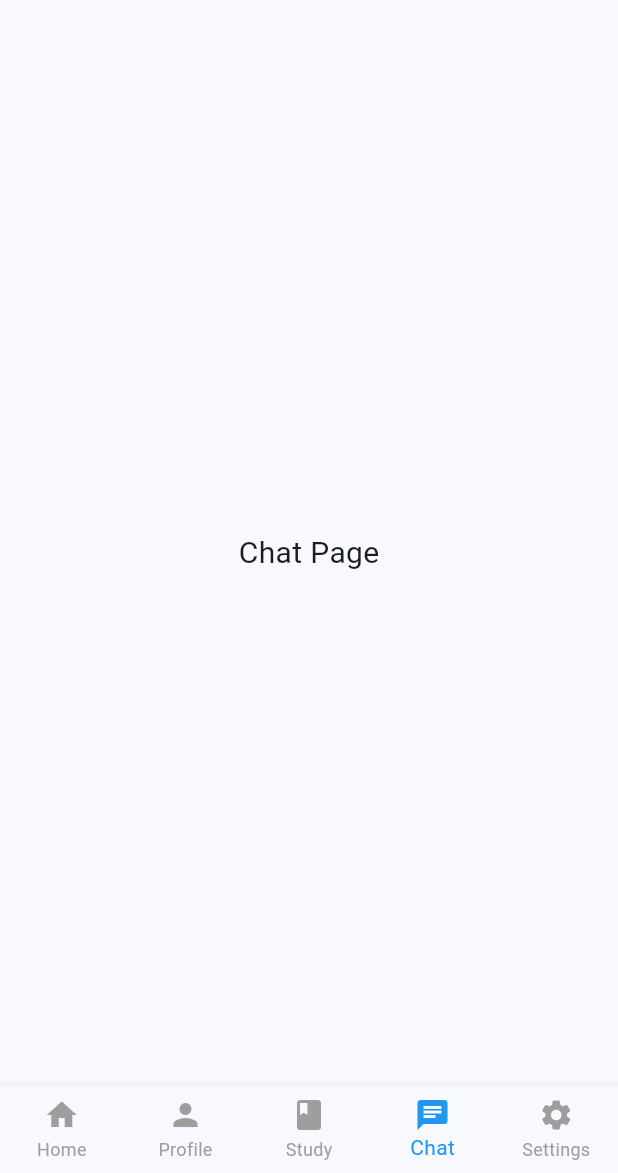
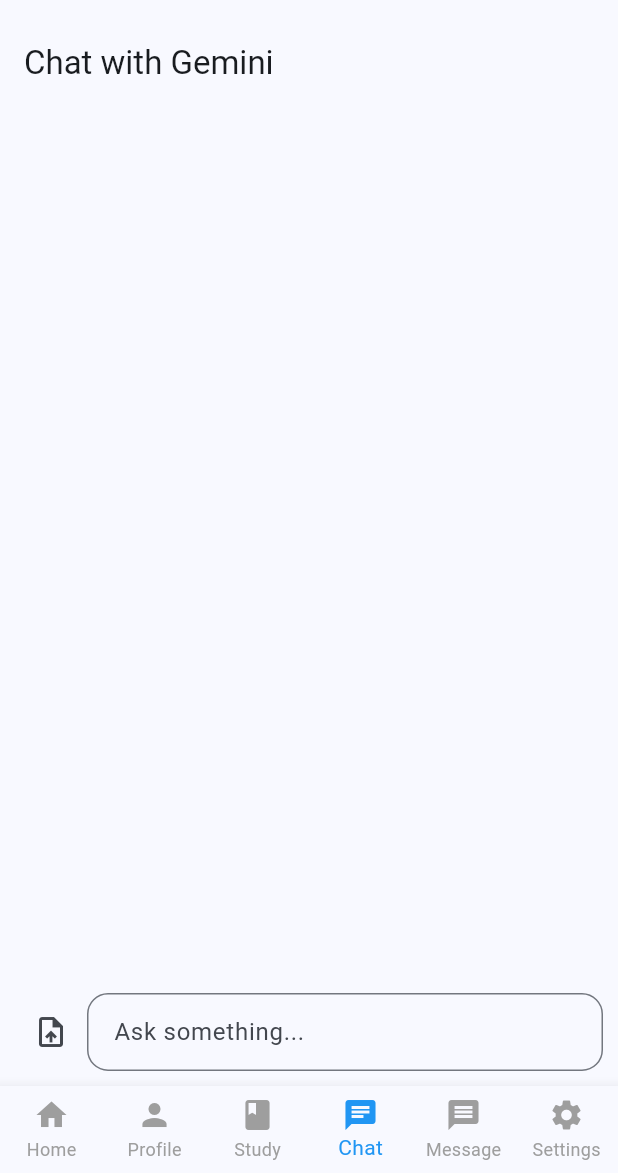
Before and after one commit to LamYiYong/MentorHub, a Flutter app: the StudentHomePage screen opened directly, item 4 of the bottom bar chosen, on a phone screen of 412 x 824 dp, the part 63-1236 px from its top. Run offline on Flutter 3.47's test engine with Material 3 defaults, Android fonts, the phone set to English and light mode, and no system bars; our stand-ins replace file_picker, firebase_auth, firebase_core, flutter_markdown, google_generative_ai; missing offline and left inert: syncfusion_flutter_pdf; accounts and stored records are empty.

Commit message:
feat: integrate Gemini chat with env-based API key

```diff
--- /dev/null
+++ b/lib/student/chat.dart
@@ -0,0 +1,221 @@
+import 'dart:io';
+
+import 'package:flutter/material.dart';
+import 'package:file_picker/file_picker.dart';
+import 'package:google_generative_ai/google_generative_ai.dart';
+import 'package:syncfusion_flutter_pdf/pdf.dart';
+
+import 'message_widget.dart';
+
+class ChatPage extends StatefulWidget {
+  const ChatPage({super.key});
+
+  @override
+  State<ChatPage> createState() => _ChatPageState();
+}
+
+class _ChatPageState extends State<ChatPage> {
+  late final GenerativeModel _model;
+  late final ChatSession _chatSession;
+
+  final TextEditingController _textController = TextEditingController();
+  final FocusNode _textFieldFocus = FocusNode();
+  final ScrollController _scrollController = ScrollController();
+
+  bool _loading = false;
+
+  String? _pdfText;
+  String? _pdfFileName;
+
+  @override
+  void initState() {
+    super.initState();
+
+    _model = GenerativeModel(
+      model: 'gemini-2.5-flash',
+      apiKey: '', // ⚠️ replace
+    );
+
+    _chatSession = _model.startChat();
+  }
+
+  // ================= PDF PICK + EXTRACT =================
+
+  Future<void> _pickPdfAndExtractText() async {
+    final result = await FilePicker.platform.pickFiles(
+      type: FileType.custom,
+      allowedExtensions: ['pdf'],
+    );
+
+    if (result == null) return;
+
+    final file = File(result.files.single.path!);
+    final bytes = await file.readAsBytes();
+
+    final document = PdfDocument(inputBytes: bytes);
+    final extractor = PdfTextExtractor(document);
+    final text = extractor.extractText();
+    document.dispose();
+
+    setState(() {
+      _pdfText = text;
+      _pdfFileName = result.files.single.name;
+    });
+
+    _scrollDown();
+  }
+
+  // ================= SEND MESSAGE =================
+
+  Future<void> _sendChatMessage(String message) async {
+    if (message.trim().isEmpty) return;
+
+    setState(() {
+      _loading = true;
+    });
+
+    try {
+      final prompt = _pdfText == null
+          ? message
+          : '''
+You are given the following document content:
+
+$_pdfText
+
+Answer the user's question based ONLY on the document above.
+
+Question:
+$message
+''';
+
+      final response =
+          await _chatSession.sendMessage(Content.text(prompt));
+
+      if (response.text == null) {
+        _showError('No response from Gemini.');
+      } else {
+        setState(() {});
+        _scrollDown();
+      }
+    } catch (e) {
+      _showError(e.toString());
+    } finally {
+      _textController.clear();
+      _textFieldFocus.requestFocus();
+      setState(() {
+        _loading = false;
+      });
+    }
+  }
+
+  // ================= UI =================
+
+  @override
+  Widget build(BuildContext context) {
+    return Scaffold(
+      appBar: AppBar(
+        title: const Text('Chat with Gemini'),
+      ),
+      body: Column(
+        children: [
+          if (_pdfFileName != null)
+            Container(
+              width: double.infinity,
+              padding: const EdgeInsets.all(10),
+              color: Colors.green.shade100,
+              child: Text(
+                '📄 $_pdfFileName loaded',
+                style: const TextStyle(fontWeight: FontWeight.bold),
+              ),
+            ),
+
+          Expanded(
+            child: ListView.builder(
+              controller: _scrollController,
+              padding: const EdgeInsets.all(12),
+              itemCount: _chatSession.history.length,
+              itemBuilder: (context, index) {
+                final content =
+                    _chatSession.history.toList()[index];
+
+                final text = content.parts
+                    .whereType<TextPart>()
+                    .map((e) => e.text)
+                    .join();
+
+                return MessageWidget(
+                  text: text,
+                  isFromUser: content.role == 'user',
+                );
+              },
+            ),
+          ),
+
+          if (_loading)
+            const Padding(
+              padding: EdgeInsets.all(8),
+              child: CircularProgressIndicator(),
+            ),
+
+          Padding(
+            padding: const EdgeInsets.all(10),
+            child: Row(
+              children: [
+                IconButton(
+                  icon: const Icon(Icons.upload_file),
+                  onPressed: _pickPdfAndExtractText,
+                ),
+                Expanded(
+                  child: TextField(
+                    controller: _textController,
+                    focusNode: _textFieldFocus,
+                    decoration: _inputDecoration(),
+                    onSubmitted: _sendChatMessage,
+                  ),
+                ),
+              ],
+            ),
+          ),
+        ],
+      ),
+    );
+  }
+
+  // ================= HELPERS =================
+
+  InputDecoration _inputDecoration() {
+    return InputDecoration(
+      hintText: 'Ask something...',
+      contentPadding: const EdgeInsets.all(14),
+      border: OutlineInputBorder(
+        borderRadius: BorderRadius.circular(14),
+      ),
+    );
+  }
+
+  void _scrollDown() {
+    WidgetsBinding.instance.addPostFrameCallback(
+      (_) => _scrollController.animateTo(
+        _scrollController.position.maxScrollExtent,
+        duration: const Duration(milliseconds: 600),
+        curve: Curves.easeOut,
+      ),
+    );
+  }
+
+  void _showError(String message) {
+    showDialog(
+      context: context,
+      builder: (_) => AlertDialog(
+        title: const Text('Error'),
+        content: SelectableText(message),
+        actions: [
+          TextButton(
+            onPressed: () => Navigator.pop(context),
+            child: const Text('OK'),
+          ),
+        ],
+      ),
+    );
+  }
+}
--- a/lib/student/shome.dart
+++ b/lib/student/shome.dart
@@ -1,6 +1,8 @@
 import 'package:flutter/material.dart';
 import 'package:firebase_auth/firebase_auth.dart';
 import '../login.dart';
+import 'chat.dart';
+
 
 class StudentHomePage extends StatefulWidget {
   const StudentHomePage({super.key});
@@ -36,20 +38,16 @@ class _StudentHomePageState extends State<StudentHomePage> {
       ),
 
       // 1: Profile
-  const Center(
-    child: Text("Profile Page", style: TextStyle(fontSize: 20)),
-  ),
+      const Center(child: Text("Profile Page", style: TextStyle(fontSize: 20))),
 
       // 2: Study
-  const Center(
-    child: Text("Study Page", style: TextStyle(fontSize: 20)),
-  ),
+      const Center(child: Text("Study Page", style: TextStyle(fontSize: 20))),
 
       // 3: Chat
-  const Center(
-    child: Text("Chat Page", style: TextStyle(fontSize: 20)),
-  ),
+      const ChatPage(),
 
+      // 4: Message ⭐ NEW
+      const Center(child: Text("Message Page", style: TextStyle(fontSize: 20))),
       // 4: Settings (Logout)
       Center(
         child: ElevatedButton(
@@ -90,7 +88,11 @@ class _StudentHomePageState extends State<StudentHomePage> {
           BottomNavigationBarItem(icon: Icon(Icons.person), label: "Profile"),
           BottomNavigationBarItem(icon: Icon(Icons.book), label: "Study"),
           BottomNavigationBarItem(icon: Icon(Icons.chat), label: "Chat"),
-          BottomNavigationBarItem(icon: Icon(Icons.settings), label: "Settings"),
+          BottomNavigationBarItem(icon: Icon(Icons.message), label: "Message"),
+          BottomNavigationBarItem(
+            icon: Icon(Icons.settings),
+            label: "Settings",
+          ),
         ],
       ),
     );
--- a/pubspec.yaml
+++ b/pubspec.yaml
@@ -31,8 +31,14 @@ dependencies:
   flutter:
     sdk: flutter
 
+  flutter_markdown: ^0.7.7+1
+
   firebase_core: ^4.1.1
   firebase_auth: ^6.1.0
+  google_generative_ai: ^0.4.7
+  flutter_dotenv: ^6.0.0
+  file_picker: ^10.3.7
+  syncfusion_flutter_pdf: ^31.2.18
 
 dev_dependencies:
   flutter_test:
```
Also changed, not shown: lib/student/message_widget.dart (added, +47 -0 lines), pubspec.lock, 2 other files. Lines whose indentation alone changed are shown as unchanged.
